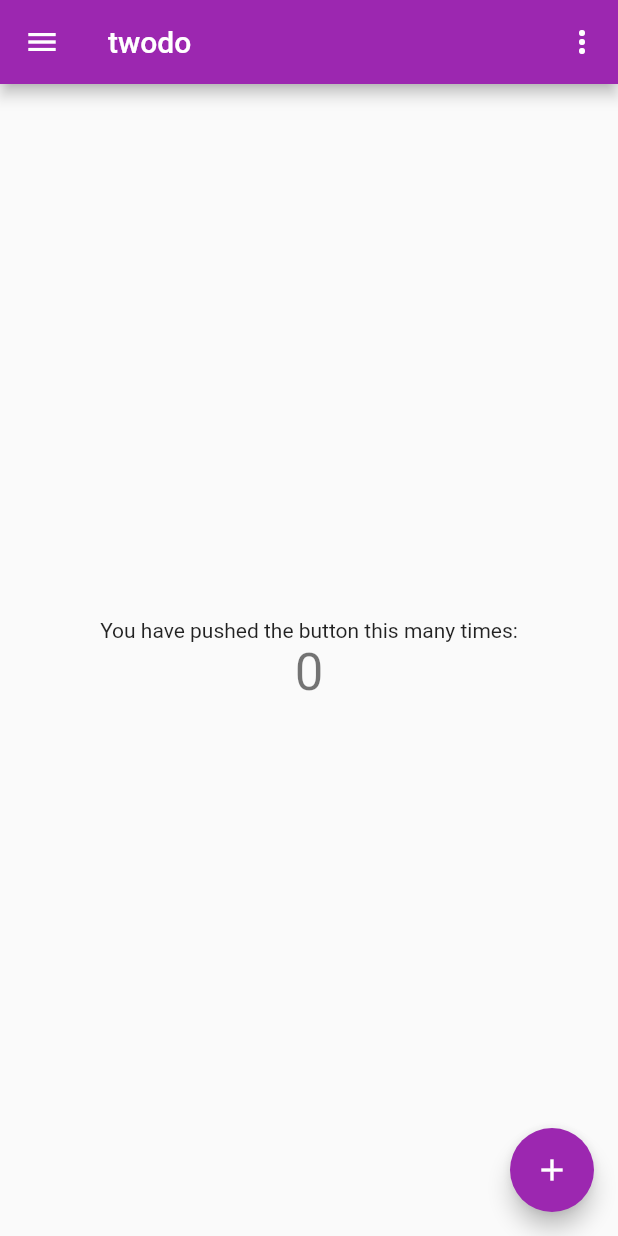
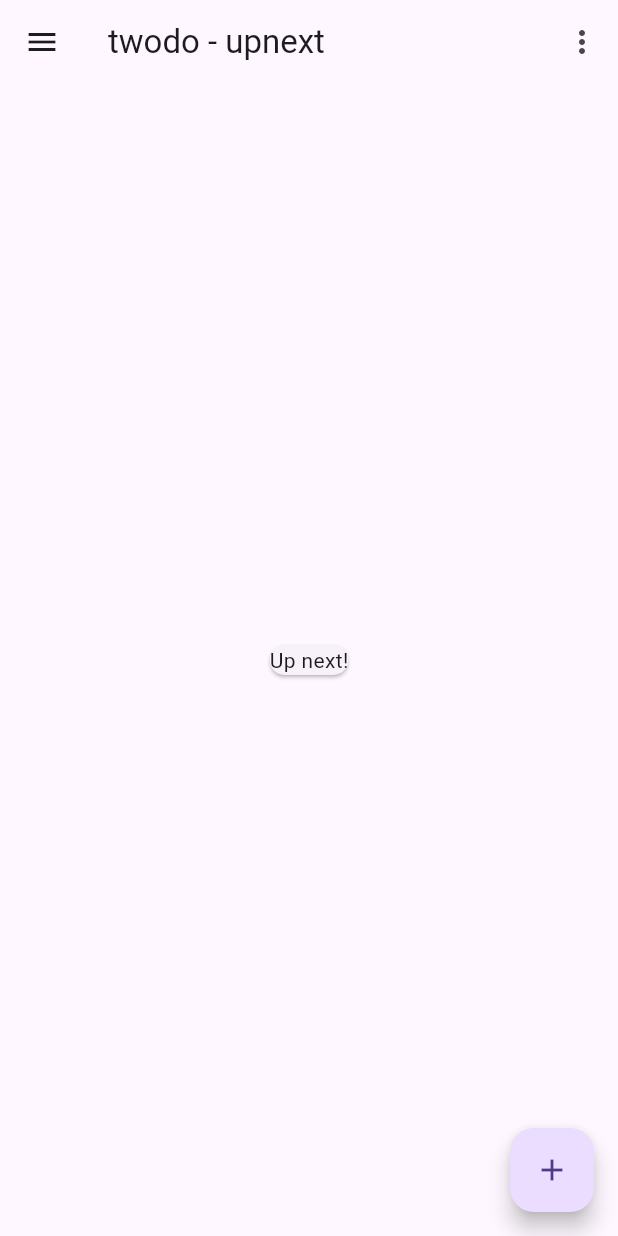
Before and after one commit to afzaal-ahmad-zeeshan/twodo, a Flutter app: the screen it shows after launch, on a phone screen of 412 x 824 dp. Run offline on Flutter 3.47's test engine with Material 2 defaults, Android fonts, the phone set to English and light mode, and no system bars; our stand-ins replace floor, sqflite; accounts and stored records are empty; generated files the repository leaves out were written again.

```diff
--- a/lib/main.dart
+++ b/lib/main.dart
@@ -1,7 +1,11 @@
 import 'package:flutter/material.dart';
 import 'package:twodo/pages/about_page.dart';
 import 'package:twodo/pages/settings_page.dart';
-import 'package:url_launcher/url_launcher_string.dart';
+import 'package:twodo/widgets/appbar_actions.dart';
+import 'package:twodo/widgets/collections_view.dart';
+import 'package:twodo/widgets/create_new_bottomsheet.dart';
+import 'package:twodo/widgets/groups_view.dart';
+import 'package:twodo/widgets/upnext_view.dart';
 
 void main() {
   runApp(const MyApp());
@@ -16,16 +20,23 @@
     return MaterialApp(
       title: 'twodo',
       theme: ThemeData(
+        useMaterial3: true,
         primarySwatch: Colors.purple,
       ),
-      home: const MyHomePage(title: 'twodo'),
+      home: MyHomePage(title: 'twodo'),
       debugShowCheckedModeBanner: false,
     );
   }
 }
 
+enum ActivePage {
+  upnext,
+  groups,
+  collections,
+}
+
 class MyHomePage extends StatefulWidget {
-  const MyHomePage({super.key, required this.title});
+  MyHomePage({super.key, required this.title});
 
   final String title;
 
@@ -34,61 +45,36 @@
 }
 
 class _MyHomePageState extends State<MyHomePage> {
-  int _counter = 0;
-
-  // put website link here.
-  String url = "";
+  ActivePage page = ActivePage.upnext;
 
   void handleAddBtn() {
-    setState(() {
-      _counter++;
-    });
+    // show the bottom sheet
+    // Scaffold.of(context).showBottomSheet(
+    //     (context) => BottomSheet(onClosing: onClosing, builder: builder));
+    showModalBottomSheet(
+      context: context,
+      builder: (BuildContext context) {
+        return CreateNewBottomsheetContent();
+      },
+    );
   }
 
   @override
   Widget build(BuildContext context) {
+    // find child
+    var child = page == ActivePage.upnext
+        ? UpNextView()
+        : page == ActivePage.groups
+            ? GroupsView()
+            :
+            /* page == ActivePage.collections ? */
+            CollectionsView();
+
     return Scaffold(
       appBar: AppBar(
-        title: Text(widget.title),
+        title: Text('twodo - ${page.toString().split(".")[1]}'),
         actions: [
-          PopupMenuButton(
-            itemBuilder: (context) {
-              return [
-                PopupMenuItem<int>(
-                  value: 0,
-                  child: const Text("Login"),
-                  onTap: () {
-                    // use Google Sign In.
-                  },
-                ),
-                PopupMenuItem<int>(
-                  value: 1,
-                  child: const Text("Learn more"),
-                  onTap: () async {
-                    if (url.isNotEmpty && await canLaunchUrlString(url)) {
-                      launchUrlString(url);
-                    } else {
-                      // remove the button, or hide it.
-                      ScaffoldMessenger.of(context).showSnackBar(
-                        const SnackBar(
-                          content: Text(
-                            "Whoops, maybe there is nothing more to learn. 😉",
-                          ),
-                        ),
-                      );
-                    }
-                  },
-                ),
-              ];
-            },
-            onSelected: (value) {
-              if (value == 0) {
-                debugPrint("My account menu is selected.");
-              } else if (value == 1) {
-                debugPrint("Settings menu is selected.");
-              }
-            },
-          ),
+          AppbarActions(),
         ],
       ),
       drawer: Drawer(
@@ -119,6 +105,9 @@
               title: const Text('Up next'),
               onTap: () {
                 // Load the next task card
+                setState(() {
+                  page = ActivePage.upnext;
+                });
                 Navigator.pop(context);
               },
             ),
@@ -129,6 +118,9 @@
               title: const Text('My groups'),
               onTap: () {
                 // Load groups
+                setState(() {
+                  page = ActivePage.groups;
+                });
                 Navigator.pop(context);
               },
             ),
@@ -139,6 +131,9 @@
               title: const Text('My collections'),
               onTap: () {
                 // Show my collections
+                setState(() {
+                  page = ActivePage.collections;
+                });
                 Navigator.pop(context);
               },
             ),
@@ -183,15 +178,12 @@
       ),
       body: Center(
         child: Column(
-          mainAxisAlignment: MainAxisAlignment.center,
+          mainAxisAlignment: page == ActivePage.upnext
+              ? MainAxisAlignment.center
+              : MainAxisAlignment.start,
+          mainAxisSize: MainAxisSize.max,
           children: <Widget>[
-            const Text(
-              'You have pushed the button this many times:',
-            ),
-            Text(
-              '$_counter',
-              style: Theme.of(context).textTheme.headline4,
-            ),
+            child,
           ],
         ),
       ),
--- a/lib/models/group.dart
+++ b/lib/models/group.dart
@@ -10,6 +10,7 @@
 
   late String when; // DateTime
   late bool favorite;
+  late int sequenceOrder;
 
   // database structure
   late String owner;
--- a/lib/models/task.dart
+++ b/lib/models/task.dart
@@ -9,8 +9,9 @@
   late String title;
   late bool done;
   late String doBefore; // DateTime
+  late bool favorite;
+
   late int sequenceOrder;
-  late bool favorite;
 
   late String when; // DateTime
   late int todoId;
--- a/lib/models/todo.dart
+++ b/lib/models/todo.dart
@@ -11,6 +11,7 @@
   late String when; // DateTime
   late String groupId;
   late bool favorite;
+  late int sequenceOrder;
 
   late bool privateCollection;
 
--- /dev/null
+++ b/lib/widgets/appbar_actions.dart
@@ -0,0 +1,49 @@
+import 'package:flutter/material.dart';
+import 'package:url_launcher/url_launcher_string.dart';
+
+class AppbarActions extends StatelessWidget {
+  // put website link here.
+  String url = "";
+
+  @override
+  Widget build(BuildContext context) {
+    return PopupMenuButton(
+      itemBuilder: (context) {
+        return [
+          PopupMenuItem<int>(
+            value: 0,
+            child: const Text("Login"),
+            onTap: () {
+              // use Google Sign In.
+            },
+          ),
+          PopupMenuItem<int>(
+            value: 1,
+            child: const Text("Learn more"),
+            onTap: () async {
+              if (url.isNotEmpty && await canLaunchUrlString(url)) {
+                launchUrlString(url);
+              } else {
+                // remove the button, or hide it.
+                ScaffoldMessenger.of(context).showSnackBar(
+                  const SnackBar(
+                    content: Text(
+                      "Whoops, maybe there is nothing more to learn. 😉",
+                    ),
+                  ),
+                );
+              }
+            },
+          ),
+        ];
+      },
+      onSelected: (value) {
+        if (value == 0) {
+          debugPrint("My account menu is selected.");
+        } else if (value == 1) {
+          debugPrint("Settings menu is selected.");
+        }
+      },
+    );
+  }
+}
--- a/lib/widgets/up_next.dart
+++ b/lib/widgets/upnext_view.dart
@@ -8,6 +8,8 @@
 class _UpNextViewState extends State<UpNextView> {
   @override
   Widget build(BuildContext context) {
-    return Card();
+    return const Card(
+      child: Text("Up next!"),
+    );
   }
 }
```
Also changed, not shown: lib/dao/media_dao.dart (added, +32 -0 lines), lib/models/media.dart (+12 -0 lines), lib/models/media_link.dart (deleted, +0 -11 lines), lib/pages/create_collection_page.dart (added, +27 -0 lines), lib/pages/create_group_page.dart (added, +27 -0 lines), lib/pages/create_todo_page.dart (added, +27 -0 lines), lib/widgets/collections_view.dart (+8 -1 lines), lib/widgets/create_new_bottomsheet.dart (added, +66 -0 lines), lib/widgets/groups_view.dart (+8 -1 lines), 1 other file.
